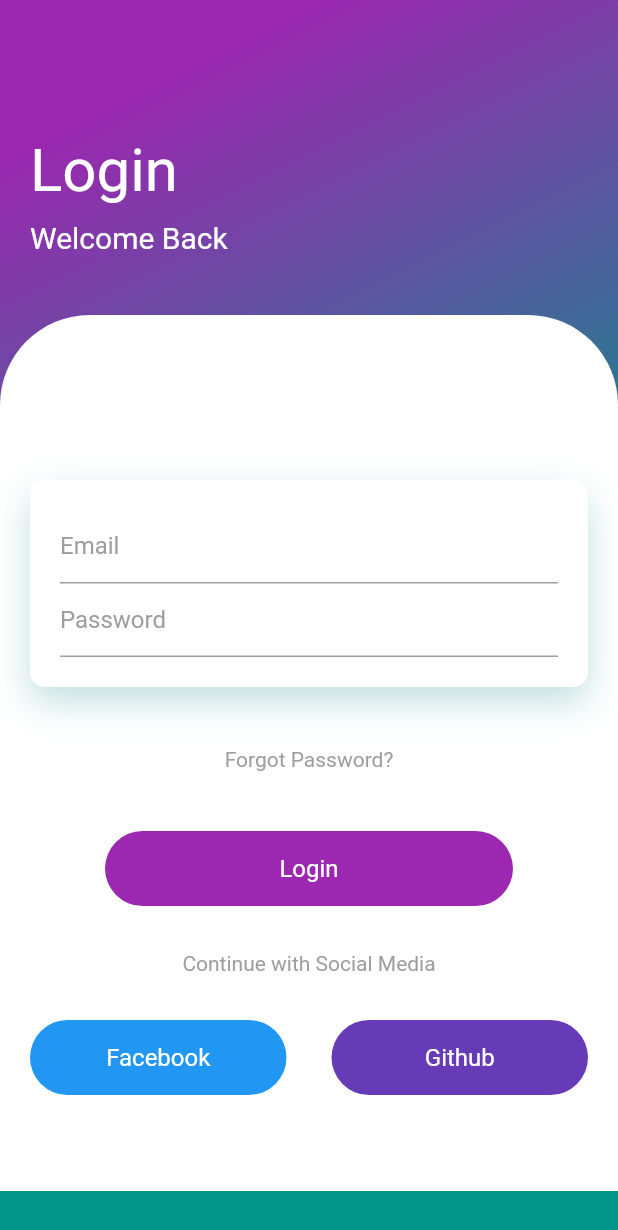
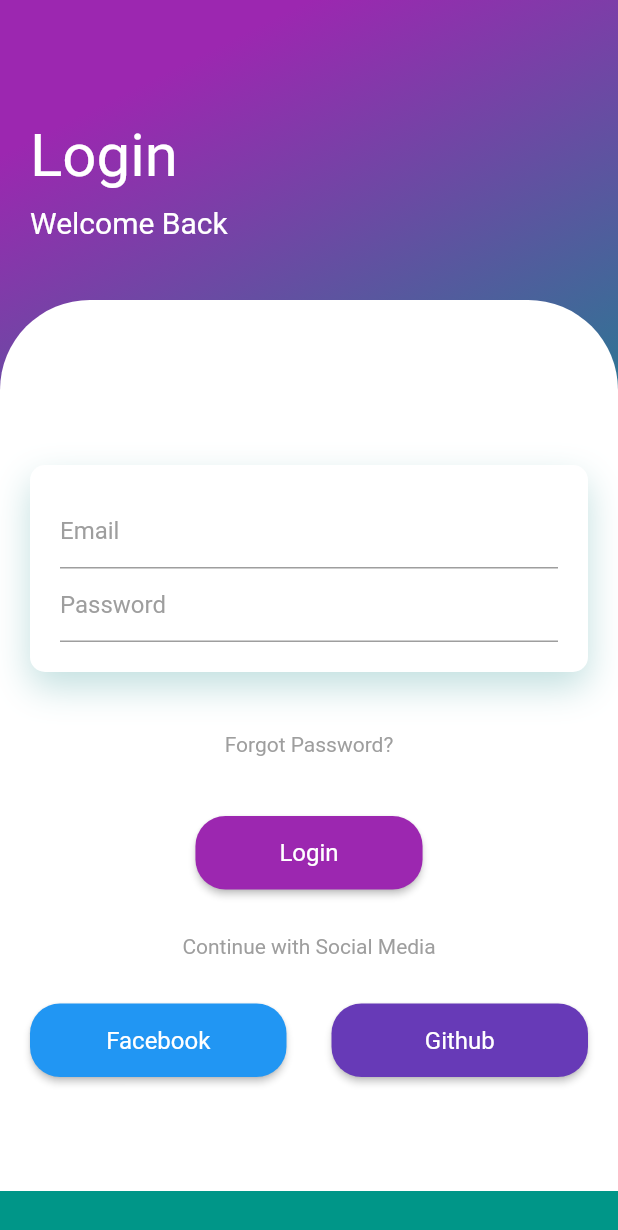
Before and after one commit to Ceren-Canbaz/loginui, a Flutter app: the screen it shows after launch, on a phone screen of 412 x 824 dp. Shown: the top 1230 px of the screen. Run offline on Flutter 3.47's test engine with Material 2 defaults, Android fonts, the phone set to English and light mode, and no system bars.

Commit message:
ButtonFix

```diff
--- a/lib/login.dart
+++ b/lib/login.dart
@@ -1,4 +1,5 @@
 import 'package:flutter/material.dart';
+
 class LoginUI extends StatelessWidget {
   const LoginUI({super.key});
 
@@ -6,162 +7,183 @@ class LoginUI extends StatelessWidget {
   Widget build(BuildContext context) {
     return Scaffold(
         body: Container(
-        padding: const EdgeInsets.symmetric(vertical:30),
+      padding: const EdgeInsets.symmetric(vertical: 30),
       width: double.infinity,
-        decoration:const BoxDecoration(
-          gradient:  LinearGradient(
+      decoration: const BoxDecoration(
+          gradient: LinearGradient(
               begin: Alignment.topCenter,
-            colors: [
-              Colors.purple,Colors.teal
-              ]
-              )
-        ) ,
+              colors: [Colors.purple, Colors.teal])),
+      child: Column(crossAxisAlignment: CrossAxisAlignment.start, children: <
+          Widget>[
+        const SizedBox(
+          height: 30,
+        ),
+        Padding(
+          padding: const EdgeInsets.all(20),
           child: Column(
             crossAxisAlignment: CrossAxisAlignment.start,
-          children: <Widget> [
-            const SizedBox(height: 40,),
-             Padding(
-              padding:const EdgeInsets.all(20),
-              child: Column(crossAxisAlignment: CrossAxisAlignment.start,
             children: [
+              Text('Login', style: Styles.loginStyle),
+              const SizedBox(
+                height: 10,
+              ),
               Text(
-                    'Login',
-                    style:Styles.loginStyle),
-                    const SizedBox(height: 10,),
-                    Text('Welcome Back',style: Styles.loginInfo,),
-                      const SizedBox(height: 20,)
-
-              ],),
-
+                'Welcome Back',
+                style: Styles.loginInfo,
+              ),
+              const SizedBox(
+                height: 20,
+              )
+            ],
+          ),
         ),
         Expanded(
-
             child: Container(
           decoration: const BoxDecoration(
               color: Colors.white,
-                    borderRadius:BorderRadius.only(topLeft: Radius.circular(60),topRight: Radius.circular(60))
+              borderRadius: BorderRadius.only(
+                  topLeft: Radius.circular(60), topRight: Radius.circular(60))),
+          child: Padding(
+            padding: const EdgeInsets.all(20),
+            child: Column(children: <Widget>[
+              const SizedBox(
+                height: 90,
               ),
-
-                  child:  Padding(
-                    padding:const EdgeInsets.all(20),
-                    child: Column(
-                      children: <Widget>[
-                    const SizedBox(height:90,),
               Container(
-                        padding:const EdgeInsets.all(20),
+                padding: const EdgeInsets.all(20),
                 decoration: BoxDecoration(
                     color: Colors.white,
                     borderRadius: BorderRadius.circular(10),
-
-                          boxShadow:const [BoxShadow(
+                    boxShadow: const [
+                      BoxShadow(
                           color: Color.fromRGBO(50, 150, 150, 0.3),
                           blurRadius: 20,
-                            offset: Offset(0,10)
-
-                          )]
-                        ),
-                        child: Column(
-                          children: <Widget>[
+                          offset: Offset(0, 10))
+                    ]),
+                child: Column(children: <Widget>[
                   Container(
                     decoration: const BoxDecoration(
-                              border: Border(bottom: BorderSide(color:Colors.grey))
-                            ),
+                        border: Border(bottom: BorderSide(color: Colors.grey))),
                     child: const TextField(
                       decoration: InputDecoration(
                           hintText: 'Email ',
-                                hintStyle: TextStyle(color:Colors.grey),
-                                border: InputBorder.none
+                          hintStyle: TextStyle(color: Colors.grey),
+                          border: InputBorder.none),
                     ),
-
-                            ),
-
                   ),
                   Container(
                     decoration: const BoxDecoration(
-                              border: Border(bottom: BorderSide(color:Colors.grey))
-                            ),
+                        border: Border(bottom: BorderSide(color: Colors.grey))),
                     child: const TextField(
                       decoration: InputDecoration(
                           hintText: 'Password ',
-                                hintStyle: TextStyle(color:Colors.grey),
-                                border: InputBorder.none
+                          hintStyle: TextStyle(color: Colors.grey),
+                          border: InputBorder.none),
                     ),
-
                   ),
-
-                          ),
-
                 ]),
               ),
-                    const SizedBox(height: 40,),
+              const SizedBox(
+                height: 40,
+              ),
               Styles.forgotPassword,
-                    const SizedBox(height: 40,),
-                    Container(
-                      height: 50,
-                      margin: const EdgeInsets.symmetric(horizontal:50),
-                      decoration: BoxDecoration(
-                        borderRadius: BorderRadius.circular(50),
-                        color: Colors.purple
+              const SizedBox(
+                height: 40,
               ),
-                      child: Center(child: Styles.loginButton),
-
+             ButtonStyles.buttonLogin,
+              const SizedBox(
+                height: 30,
               ),
-                      const SizedBox(height: 30,),
               Styles.continueWith,
-                      const SizedBox(height: 30,),
+              const SizedBox(
+                height: 30,
+              ),
               Row(
                 children: <Widget>[
                   Expanded(
-                            child: Container(
-                              height: 50,
-                              decoration: BoxDecoration(
-                                borderRadius: BorderRadius.circular(50),
-                                color: Colors.blue
-
+                  child: ButtonStyles.buttonFacebook,
                   ),
-                              child:Center( child:Styles.facebookButton),
+                  const SizedBox(
+                    width: 30,
                   ),
-
-                          ),
-                          const SizedBox(width: 30,),
                   Expanded(
-                            child: Container(
-                              height: 50,
-                              decoration: BoxDecoration(
-                                borderRadius: BorderRadius.circular(50),
-                                color: Colors.deepPurple
-                              ),
-                              child: Center(child: Styles.githubButton),
-                            ),
-
+                  child:ButtonStyles.buttonGithub,
                   )
                 ],
               )
-                  ]),),
-
-                )
-              )
-
             ]),
-
-    )
-    );
+          ),
+        ))
+      ]),
+    ));
   }
 }
 
-class Styles{
-  static TextStyle loginStyle=const TextStyle(
-    fontSize: 40,
-    color: Colors.white
+class Styles {
+  static TextStyle loginStyle =
+      const TextStyle(fontSize: 40, color: Colors.white);
+  static TextStyle loginInfo =
+      const TextStyle(fontSize: 20, color: Colors.white);
+  static Text forgotPassword = const Text(
+    'Forgot Password?',
+    style: TextStyle(color: Colors.grey),
+  );
+  static Text loginButton = const Text(
+    'Login',
+    style: TextStyle(
+        color: Colors.white, fontSize: 16, fontWeight: FontWeight.w400),
+  );
+  static Text continueWith = const Text(
+    'Continue with Social Media',
+    style: TextStyle(color: Colors.grey),
+  );
+  static Text facebookButton = const Text(
+    'Facebook',
+    style: TextStyle(
+        color: Colors.white, fontSize: 16, fontWeight: FontWeight.w400),
+  );
+  static Text githubButton = const Text(
+    'Github',
+    style: TextStyle(
+      color: Colors.white,
+      fontSize: 16,
+      fontWeight: FontWeight.w400,
+    ),
+  );
+}
 
-  );
-  static TextStyle loginInfo=const TextStyle(
-      fontSize: 20,
-      color: Colors.white
-  );
-  static Text forgotPassword=const Text('Forgot Password?',style: TextStyle(color: Colors.grey),);
-  static Text loginButton=const Text('Login',style:TextStyle(color: Colors.white,fontSize: 16,fontWeight: FontWeight.w400),);
-  static Text continueWith=const Text('Continue with Social Media',style: TextStyle(color: Colors.grey),);
-  static Text facebookButton=const Text('Facebook',style:TextStyle(color: Colors.white,fontSize: 16,fontWeight: FontWeight.w400),);
-  static Text githubButton=const Text('Github',style:TextStyle(color: Colors.white,fontSize: 16,fontWeight: FontWeight.w400,),);
+class ButtonStyles {
+
+  static ElevatedButton buttonLogin = ElevatedButton(
+      style: ElevatedButton.styleFrom(
+          backgroundColor: Colors.purple,
+          shape: const RoundedRectangleBorder(
+              borderRadius: BorderRadius.all(Radius.circular(20)))),
+      onPressed: () {},
+      child: Padding(
+          padding:
+              const EdgeInsets.only(bottom: 15, top: 15, left: 40, right: 40),
+          child: Styles.loginButton));
+
+  static ElevatedButton buttonFacebook = ElevatedButton(
+      style: ElevatedButton.styleFrom(
+          backgroundColor: Colors.blue,
+          shape: const RoundedRectangleBorder(
+              borderRadius: BorderRadius.all(Radius.circular(20)))),
+      onPressed: () {},
+      child: Padding(
+          padding:
+              const EdgeInsets.only(bottom: 15, top: 15, left: 20, right: 20),
+          child: Styles.facebookButton));
+
+  static ElevatedButton buttonGithub = ElevatedButton(
+      style: ElevatedButton.styleFrom(
+          backgroundColor: Colors.deepPurple,
+          shape: const RoundedRectangleBorder(
+              borderRadius: BorderRadius.all(Radius.circular(20)))),
+      onPressed: () {},
+      child: Padding(
+          padding:
+              const EdgeInsets.only(bottom: 15, top: 15, left: 20, right: 20),
+          child: Styles.githubButton));
 }
```
Lines whose indentation alone changed are shown as unchanged.
